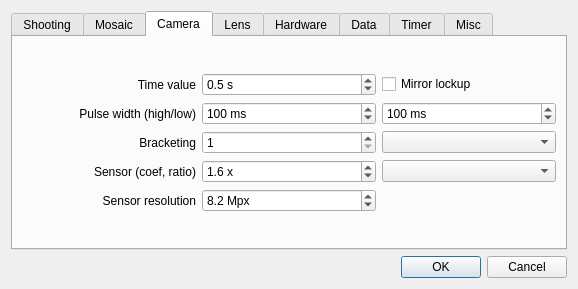
Above: papywizard/view/configDialog.ui from bingostar89/Papywizard before the change. Below: the same form after it.
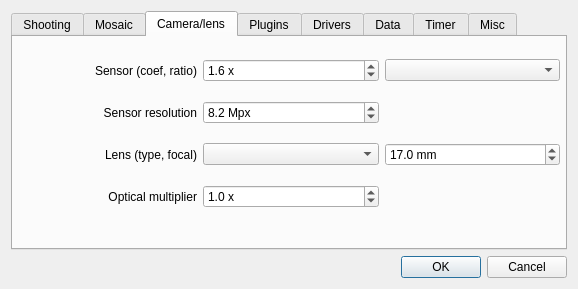
That is the form after the change. The open tabs and pages were chosen to show the change. Icons and pictures are not drawn.

Commit message: Plugin implementation

Patch:
```diff
--- a/papywizard/view/configDialog.ui
+++ b/papywizard/view/configDialog.ui
@@ -280,100 +280,22 @@
      </widget>
      <widget class="QWidget" name="cameraTab" >
       <attribute name="title" >
-       <string>Camera</string>
+       <string>Camera/lens</string>
       </attribute>
-      <layout class="QVBoxLayout" name="verticalLayout_4" >
-       <item>
+      <widget class="QWidget" name="layoutWidget" >
+       <property name="geometry" >
+        <rect>
+         <x>9</x>
+         <y>9</y>
+         <width>538</width>
+         <height>175</height>
+        </rect>
+       </property>
         <layout class="QGridLayout" name="gridLayout_3" >
-         <property name="verticalSpacing" >
-          <number>-1</number>
-         </property>
-         <item row="0" column="0" >
-          <widget class="QLabel" name="label_7" >
-           <property name="text" >
-            <string>Time value</string>
-           </property>
-           <property name="alignment" >
-            <set>Qt::AlignRight|Qt::AlignTrailing|Qt::AlignVCenter</set>
-           </property>
-           <property name="margin" >
-            <number>5</number>
-           </property>
-          </widget>
-         </item>
-         <item row="0" column="1" >
-          <widget class="QDoubleSpinBox" name="timeValueDoubleSpinBox" >
-           <property name="suffix" >
-            <string> s</string>
-           </property>
-           <property name="decimals" >
-            <number>1</number>
-           </property>
-           <property name="maximum" >
-            <double>3600.000000000000000</double>
-           </property>
-           <property name="singleStep" >
-            <double>0.100000000000000</double>
-           </property>
-           <property name="value" >
-            <double>0.500000000000000</double>
-           </property>
-          </widget>
-         </item>
-         <item row="2" column="0" >
-          <widget class="QLabel" name="label_8" >
-           <property name="text" >
-            <string>Bracketing</string>
-           </property>
-           <property name="alignment" >
-            <set>Qt::AlignRight|Qt::AlignTrailing|Qt::AlignVCenter</set>
-           </property>
-           <property name="margin" >
-            <number>5</number>
-           </property>
-          </widget>
-         </item>
-         <item row="2" column="1" >
-          <widget class="QSpinBox" name="bracketingNbPictsSpinBox" >
-           <property name="minimum" >
-            <number>1</number>
-           </property>
-           <property name="maximum" >
-            <number>99</number>
-           </property>
-          </widget>
-         </item>
-         <item row="2" column="2" >
-          <widget class="QComboBox" name="bracketingIntentComboBox" >
-           <property name="currentIndex" >
-            <number>-1</number>
-           </property>
-           <item>
-            <property name="text" >
-             <string>exposure</string>
-            </property>
-           </item>
-           <item>
-            <property name="text" >
-             <string>focus</string>
-            </property>
-           </item>
-           <item>
-            <property name="text" >
-             <string>white balance</string>
-            </property>
-           </item>
-           <item>
-            <property name="text" >
-             <string>movement</string>
-            </property>
-           </item>
-          </widget>
-         </item>
          <item row="3" column="0" >
-          <widget class="QLabel" name="label_9" >
+         <widget class="QLabel" name="label_12" >
            <property name="text" >
-            <string>Sensor (coef, ratio)</string>
+           <string>Lens (type, focal)</string>
            </property>
            <property name="alignment" >
             <set>Qt::AlignRight|Qt::AlignTrailing|Qt::AlignVCenter</set>
@@ -384,6 +306,49 @@
           </widget>
          </item>
          <item row="3" column="1" >
+         <widget class="QComboBox" name="lensTypeComboBox" >
+          <property name="currentIndex" >
+           <number>-1</number>
+          </property>
+          <item>
+           <property name="text" >
+            <string>rectilinear</string>
+           </property>
+          </item>
+          <item>
+           <property name="text" >
+            <string>fisheye</string>
+           </property>
+          </item>
+         </widget>
+        </item>
+        <item row="4" column="0" >
+         <widget class="QLabel" name="opticalMultiplierLabel" >
+          <property name="text" >
+           <string>Optical multiplier</string>
+          </property>
+          <property name="alignment" >
+           <set>Qt::AlignRight|Qt::AlignTrailing|Qt::AlignVCenter</set>
+          </property>
+          <property name="margin" >
+           <number>5</number>
+          </property>
+         </widget>
+        </item>
+        <item row="2" column="0" >
+         <widget class="QLabel" name="label_11" >
+          <property name="text" >
+           <string>Sensor resolution</string>
+          </property>
+          <property name="alignment" >
+           <set>Qt::AlignRight|Qt::AlignTrailing|Qt::AlignVCenter</set>
+          </property>
+          <property name="margin" >
+           <number>5</number>
+          </property>
+         </widget>
+        </item>
+        <item row="0" column="1" >
           <widget class="QDoubleSpinBox" name="sensorCoefDoubleSpinBox" >
            <property name="suffix" >
             <string> x</string>
@@ -405,7 +370,20 @@
            </property>
           </widget>
          </item>
-         <item row="3" column="2" >
+        <item row="0" column="0" >
+         <widget class="QLabel" name="label_9" >
+          <property name="text" >
+           <string>Sensor (coef, ratio)</string>
+          </property>
+          <property name="alignment" >
+           <set>Qt::AlignRight|Qt::AlignTrailing|Qt::AlignVCenter</set>
+          </property>
+          <property name="margin" >
+           <number>5</number>
+          </property>
+         </widget>
+        </item>
+        <item row="0" column="2" >
           <widget class="QComboBox" name="sensorRatioComboBox" >
            <property name="currentIndex" >
             <number>-1</number>
@@ -432,71 +410,7 @@
            </item>
           </widget>
          </item>
-         <item row="1" column="1" >
-          <widget class="QSpinBox" name="pulseWidthHighSpinBox" >
-           <property name="toolTip" >
-            <string/>
-           </property>
-           <property name="statusTip" >
-            <string/>
-           </property>
-           <property name="suffix" >
-            <string> ms</string>
-           </property>
-           <property name="minimum" >
-            <number>10</number>
-           </property>
-           <property name="maximum" >
-            <number>1000</number>
-           </property>
-           <property name="singleStep" >
-            <number>10</number>
-           </property>
-           <property name="value" >
-            <number>100</number>
-           </property>
-          </widget>
-         </item>
-         <item row="1" column="2" >
-          <widget class="QSpinBox" name="pulseWidthLowSpinBox" >
-           <property name="suffix" >
-            <string> ms</string>
-           </property>
-           <property name="minimum" >
-            <number>10</number>
-           </property>
-           <property name="maximum" >
-            <number>1000</number>
-           </property>
-           <property name="singleStep" >
-            <number>10</number>
-           </property>
-           <property name="value" >
-            <number>100</number>
-           </property>
-          </widget>
-         </item>
-         <item row="1" column="0" >
-          <widget class="QLabel" name="label_10" >
-           <property name="text" >
-            <string>Pulse width (high/low)</string>
-           </property>
-           <property name="alignment" >
-            <set>Qt::AlignRight|Qt::AlignTrailing|Qt::AlignVCenter</set>
-           </property>
-           <property name="margin" >
-            <number>5</number>
-           </property>
-          </widget>
-         </item>
-         <item row="0" column="2" >
-          <widget class="QCheckBox" name="mirrorLockupCheckBox" >
-           <property name="text" >
-            <string>Mirror lockup</string>
-           </property>
-          </widget>
-         </item>
-         <item row="4" column="1" >
+        <item row="2" column="1" >
           <widget class="QDoubleSpinBox" name="sensorResolutionDoubleSpinBox" >
            <property name="suffix" >
             <string> Mpx</string>
@@ -512,74 +426,7 @@
            </property>
           </widget>
          </item>
-         <item row="4" column="0" >
-          <widget class="QLabel" name="label_11" >
-           <property name="text" >
-            <string>Sensor resolution</string>
-           </property>
-           <property name="alignment" >
-            <set>Qt::AlignRight|Qt::AlignTrailing|Qt::AlignVCenter</set>
-           </property>
-           <property name="margin" >
-            <number>5</number>
-           </property>
-          </widget>
-         </item>
-        </layout>
-       </item>
-      </layout>
-     </widget>
-     <widget class="QWidget" name="lensTab" >
-      <attribute name="title" >
-       <string>Lens</string>
-      </attribute>
-      <layout class="QVBoxLayout" name="verticalLayout_5" >
-       <item>
-        <layout class="QGridLayout" name="gridLayout_4" >
-         <item row="0" column="0" >
-          <widget class="QLabel" name="label_12" >
-           <property name="text" >
-            <string>Type</string>
-           </property>
-           <property name="alignment" >
-            <set>Qt::AlignRight|Qt::AlignTrailing|Qt::AlignVCenter</set>
-           </property>
-           <property name="margin" >
-            <number>5</number>
-           </property>
-          </widget>
-         </item>
-         <item row="0" column="1" >
-          <widget class="QComboBox" name="lensTypeComboBox" >
-           <property name="currentIndex" >
-            <number>-1</number>
-           </property>
-           <item>
-            <property name="text" >
-             <string>rectilinear</string>
-            </property>
-           </item>
-           <item>
-            <property name="text" >
-             <string>fisheye</string>
-            </property>
-           </item>
-          </widget>
-         </item>
-         <item row="1" column="0" >
-          <widget class="QLabel" name="focalLabel" >
-           <property name="text" >
-            <string>Focal</string>
-           </property>
-           <property name="alignment" >
-            <set>Qt::AlignRight|Qt::AlignTrailing|Qt::AlignVCenter</set>
-           </property>
-           <property name="margin" >
-            <number>5</number>
-           </property>
-          </widget>
-         </item>
-         <item row="1" column="1" >
+        <item row="3" column="2" >
           <widget class="QDoubleSpinBox" name="focalDoubleSpinBox" >
            <property name="suffix" >
             <string> mm</string>
@@ -598,23 +445,7 @@
            </property>
           </widget>
          </item>
-         <item row="2" column="0" >
-          <widget class="QLabel" name="opticalMultiplierLabel" >
-           <property name="enabled" >
-            <bool>true</bool>
-           </property>
-           <property name="text" >
-            <string>Optical multiplier</string>
-           </property>
-           <property name="alignment" >
-            <set>Qt::AlignRight|Qt::AlignTrailing|Qt::AlignVCenter</set>
-           </property>
-           <property name="margin" >
-            <number>5</number>
-           </property>
-          </widget>
-         </item>
-         <item row="2" column="1" >
+        <item row="4" column="1" >
           <widget class="QDoubleSpinBox" name="opticalMultiplierDoubleSpinBox" >
            <property name="enabled" >
             <bool>true</bool>
@@ -640,12 +471,11 @@
           </widget>
          </item>
         </layout>
-       </item>
-      </layout>
-     </widget>
-     <widget class="QWidget" name="hardwareTab" >
+      </widget>
+     </widget>
+     <widget class="QWidget" name="pluginsTab" >
       <attribute name="title" >
-       <string>Hardware</string>
+       <string>Plugins</string>
       </attribute>
       <layout class="QVBoxLayout" name="verticalLayout_6" >
        <item>
@@ -686,6 +516,73 @@
           </widget>
          </item>
          <item row="1" column="0" >
+          <widget class="QLabel" name="label_16" >
+           <property name="text" >
+            <string>Pitch Axis</string>
+           </property>
+           <property name="alignment" >
+            <set>Qt::AlignRight|Qt::AlignTrailing|Qt::AlignVCenter</set>
+           </property>
+           <property name="margin" >
+            <number>5</number>
+           </property>
+          </widget>
+         </item>
+         <item row="1" column="2" >
+          <widget class="QPushButton" name="pitchAxisConfigurePushButton" >
+           <property name="text" >
+            <string>Configure</string>
+           </property>
+          </widget>
+         </item>
+         <item row="2" column="0" >
+          <widget class="QLabel" name="label_17" >
+           <property name="enabled" >
+            <bool>true</bool>
+           </property>
+           <property name="text" >
+            <string>Shutter</string>
+           </property>
+           <property name="alignment" >
+            <set>Qt::AlignRight|Qt::AlignTrailing|Qt::AlignVCenter</set>
+           </property>
+           <property name="margin" >
+            <number>5</number>
+           </property>
+          </widget>
+         </item>
+         <item row="0" column="2" >
+          <widget class="QPushButton" name="yawAxisConfigurePushButton" >
+           <property name="text" >
+            <string>Configure</string>
+           </property>
+          </widget>
+         </item>
+         <item row="2" column="2" >
+          <widget class="QPushButton" name="shutterConfigurePushButton" >
+           <property name="text" >
+            <string>Configure</string>
+           </property>
+          </widget>
+         </item>
+         <item row="1" column="1" >
+          <widget class="QComboBox" name="pitchAxisComboBox" />
+         </item>
+         <item row="2" column="1" >
+          <widget class="QComboBox" name="shutterComboBox" />
+         </item>
+        </layout>
+       </item>
+      </layout>
+     </widget>
+     <widget class="QWidget" name="driversTab" >
+      <attribute name="title" >
+       <string>Drivers</string>
+      </attribute>
+      <layout class="QVBoxLayout" name="verticalLayout_4" >
+       <item>
+        <layout class="QGridLayout" name="gridLayout_9" >
+         <item row="0" column="0" >
           <widget class="QLabel" name="bluetoothDeviceAddressLabel" >
            <property name="text" >
             <string>BT device address</string>
```
Left out of the diff: 42 changed lines with no effect on the pictures. Lines whose indentation alone changed are shown as unchanged. The commit also changes 28 other files.
